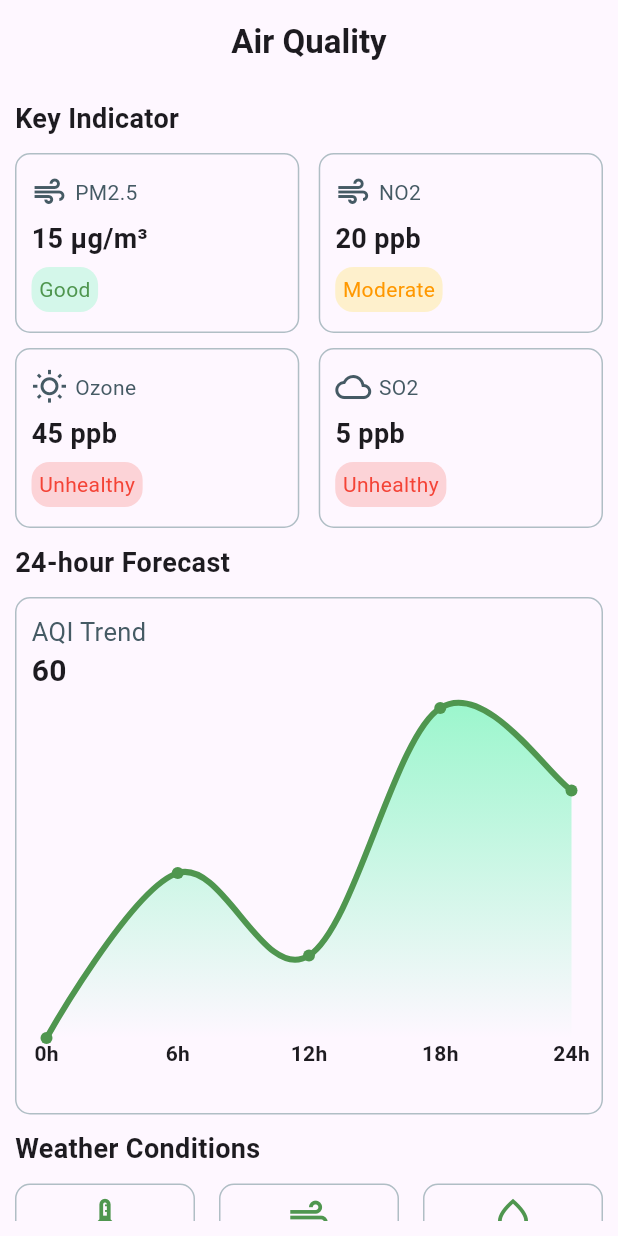
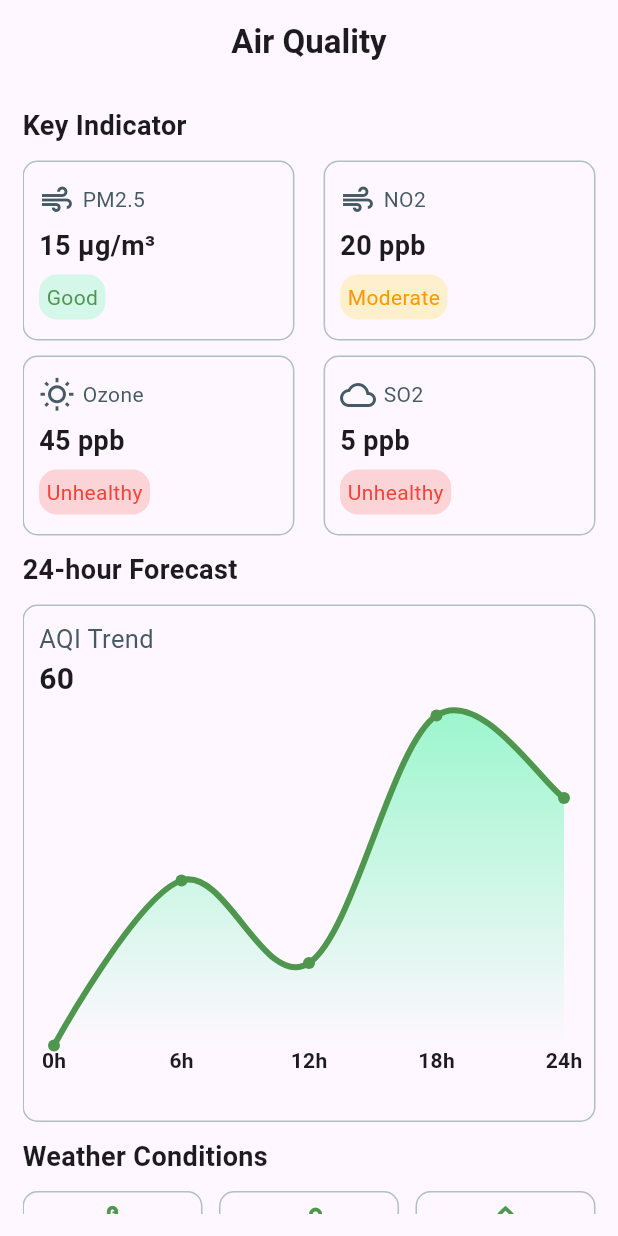
Before and after one commit to amrelmaadawy/pollution_predict, a Flutter app: the screen it shows after launch, on a phone screen of 412 x 824 dp. Run offline on Flutter 3.47's test engine with Material 3 defaults, Android fonts, the phone set to English and light mode, and no system bars; drawn by our look-alikes of fl_chart.

Commit message:
add the text to localization file

```diff
--- a/lib/features/air_quality/ui/air_quality_view.dart
+++ b/lib/features/air_quality/ui/air_quality_view.dart
@@ -20,7 +20,7 @@ class AirQualityView extends StatelessWidget {
       ),
 
       body: Padding(
-        padding: const EdgeInsets.all(10.0),
+        padding: const EdgeInsets.all(15.0),
         child: SingleChildScrollView(
           child: Column(
             crossAxisAlignment: CrossAxisAlignment.start,
@@ -75,7 +75,7 @@ class AirQualityView extends StatelessWidget {
               ),
               SizedBox(height: 10),
               Text(
-                '24-hour Forecast',
+                S.of(context).hourForecast,
                 style: TextStyle(fontSize: 18, fontWeight: FontWeight.bold),
               ),
               SizedBox(height: 10),
@@ -90,7 +90,7 @@ class AirQualityView extends StatelessWidget {
                     crossAxisAlignment: CrossAxisAlignment.start,
                     children: [
                       Text(
-                        "AQI Trend ",
+                        S.of(context).aqiTrend,
                         style: TextStyle(color: kSubTextColor, fontSize: 17),
                       ),
                       Text(
@@ -107,7 +107,7 @@ class AirQualityView extends StatelessWidget {
               ),
               SizedBox(height: 10),
               Text(
-                "Weather Conditions",
+                S.of(context).WeatherConditions,
                 style: TextStyle(fontSize: 18, fontWeight: FontWeight.bold),
               ),
               SizedBox(height: 10),
@@ -115,17 +115,17 @@ class AirQualityView extends StatelessWidget {
                 mainAxisAlignment: MainAxisAlignment.spaceBetween,
                 children: [
                   WeatherConditionsContainers(
-                    weatherCondition: 'Temperature',
+                    weatherCondition: S.of(context).Temperature,
                     weatherValue: '25°C',
                     icon: Icons.thermostat_outlined,
                   ),
                   WeatherConditionsContainers(
-                    weatherCondition: 'Wind',
+                    weatherCondition: S.of(context).Wind,
                     weatherValue: '15 km/h',
                     icon: Icons.air_outlined,
                   ),
                   WeatherConditionsContainers(
-                    weatherCondition: 'Humidity',
+                    weatherCondition: S.of(context).Humidity,
                     weatherValue: '60%',
                     icon: Icons.water_drop_outlined,
                   ),
--- a/lib/features/air_quality/ui/widgets/custom_pollution_amount_container.dart
+++ b/lib/features/air_quality/ui/widgets/custom_pollution_amount_container.dart
@@ -22,7 +22,7 @@ class CutsomPollutionAmoutContainer extends StatelessWidget {
   Widget build(BuildContext context) {
     return Container(
       height: 120,
-      width: MediaQuery.of(context).size.width * 0.46,
+      width: MediaQuery.of(context).size.width * 0.44,
       decoration: BoxDecoration(
         border: Border.all(color: kLightBorderColor),
         borderRadius: BorderRadius.circular(10),
```
Also changed, not shown: lib/l10n/intl_en.arb (+14 -2 lines), lib/generated/intl/messages_en.dart, lib/generated/l10n.dart.
